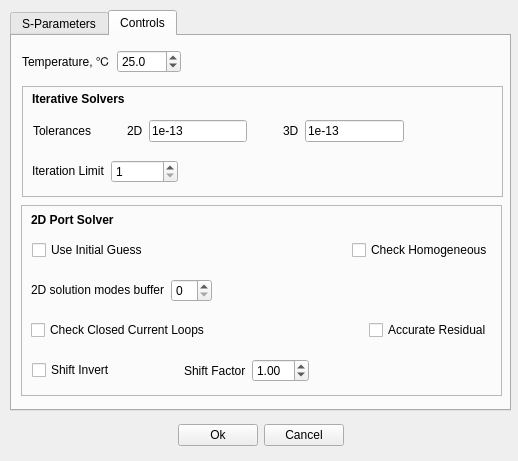
First picture: the form in src/OpenParEMg/SimulateOptions.ui, repository OpenParEM/OpenParEM, before the edit.
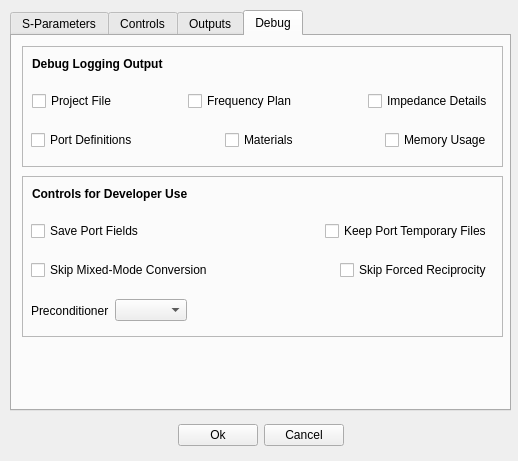
Second picture: the form after the edit. The open tabs and pages were chosen to show the change. Custom widgets are drawn as their Qt base class.

Commit message: first pass at frequency plan form

```diff
--- a/src/OpenParEMg/SimulateOptions.ui
+++ b/src/OpenParEMg/SimulateOptions.ui
@@ -530,6 +530,9 @@
          <property name="singleStep">
           <number>1000</number>
          </property>
+         <property name="value">
+          <number>5000</number>
+         </property>
          <property name="displayIntegerBase">
           <number>10</number>
          </property>
@@ -790,6 +793,550 @@
     <zorder>frame_2</zorder>
     <zorder>horizontalLayoutWidget_5</zorder>
    </widget>
+   <widget class="QWidget" name="tab_2">
+    <attribute name="title">
+     <string>Outputs</string>
+    </attribute>
+    <widget class="QWidget" name="horizontalLayoutWidget_12">
+     <property name="geometry">
+      <rect>
+       <x>9</x>
+       <y>10</y>
+       <width>481</width>
+       <height>31</height>
+      </rect>
+     </property>
+     <layout class="QHBoxLayout" name="horizontalLayout_12">
+      <item>
+       <widget class="QCheckBox" name="saveFields">
+        <property name="toolTip">
+         <string>&lt;html&gt;&lt;head/&gt;&lt;body&gt;&lt;p&gt;Save the 3D vector field results for viewing with ParaView.&lt;/p&gt;&lt;/body&gt;&lt;/html&gt;</string>
+        </property>
+        <property name="text">
+         <string>Save 3D Fields</string>
+        </property>
+       </widget>
+      </item>
+      <item>
+       <spacer name="horizontalSpacer_21">
+        <property name="orientation">
+         <enum>Qt::Orientation::Horizontal</enum>
+        </property>
+        <property name="sizeHint" stdset="0">
+         <size>
+          <width>40</width>
+          <height>20</height>
+         </size>
+        </property>
+       </spacer>
+      </item>
+      <item>
+       <widget class="QCheckBox" name="calculatePoynting">
+        <property name="toolTip">
+         <string>&lt;html&gt;&lt;head/&gt;&lt;body&gt;&lt;p&gt;Calculate the Poynting vector (power flow).&lt;/p&gt;&lt;/body&gt;&lt;/html&gt;</string>
+        </property>
+        <property name="text">
+         <string>Calculate Poynting Vector</string>
+        </property>
+       </widget>
+      </item>
+      <item>
+       <spacer name="horizontalSpacer_24">
+        <property name="orientation">
+         <enum>Qt::Orientation::Horizontal</enum>
+        </property>
+        <property name="sizeHint" stdset="0">
+         <size>
+          <width>40</width>
+          <height>20</height>
+         </size>
+        </property>
+       </spacer>
+      </item>
+      <item>
+       <spacer name="horizontalSpacer_23">
+        <property name="orientation">
+         <enum>Qt::Orientation::Horizontal</enum>
+        </property>
+        <property name="sizeHint" stdset="0">
+         <size>
+          <width>40</width>
+          <height>20</height>
+         </size>
+        </property>
+       </spacer>
+      </item>
+      <item>
+       <spacer name="horizontalSpacer_22">
+        <property name="orientation">
+         <enum>Qt::Orientation::Horizontal</enum>
+        </property>
+        <property name="sizeHint" stdset="0">
+         <size>
+          <width>40</width>
+          <height>20</height>
+         </size>
+        </property>
+       </spacer>
+      </item>
+     </layout>
+    </widget>
+    <widget class="QFrame" name="frame_3">
+     <property name="geometry">
+      <rect>
+       <x>10</x>
+       <y>50</y>
+       <width>481</width>
+       <height>121</height>
+      </rect>
+     </property>
+     <property name="frameShape">
+      <enum>QFrame::Shape::StyledPanel</enum>
+     </property>
+     <property name="frameShadow">
+      <enum>QFrame::Shadow::Raised</enum>
+     </property>
+     <widget class="QLabel" name="label_8">
+      <property name="geometry">
+       <rect>
+        <x>10</x>
+        <y>10</y>
+        <width>201</width>
+        <height>17</height>
+       </rect>
+      </property>
+      <property name="text">
+       <string>&lt;html&gt;&lt;head/&gt;&lt;body&gt;&lt;p&gt;&lt;span style=&quot; font-weight:700;&quot;&gt;Additional Logging Output&lt;/span&gt;&lt;/p&gt;&lt;/body&gt;&lt;/html&gt;</string>
+      </property>
+     </widget>
+     <widget class="QWidget" name="horizontalLayoutWidget_13">
+      <property name="geometry">
+       <rect>
+        <x>10</x>
+        <y>40</y>
+        <width>461</width>
+        <height>31</height>
+       </rect>
+      </property>
+      <layout class="QHBoxLayout" name="horizontalLayout_13">
+       <item alignment="Qt::AlignmentFlag::AlignLeft|Qt::AlignmentFlag::AlignVCenter">
+        <widget class="QCheckBox" name="solverIterations">
+         <property name="toolTip">
+          <string>&lt;html&gt;&lt;head/&gt;&lt;body&gt;&lt;p&gt;Show iterative solver iteration errors and convergence.&lt;/p&gt;&lt;/body&gt;&lt;/html&gt;</string>
+         </property>
+         <property name="text">
+          <string>Solver Iterations</string>
+         </property>
+        </widget>
+       </item>
+       <item alignment="Qt::AlignmentFlag::AlignRight|Qt::AlignmentFlag::AlignVCenter">
+        <widget class="QCheckBox" name="meshRefinement">
+         <property name="toolTip">
+          <string>&lt;html&gt;&lt;head/&gt;&lt;body&gt;&lt;p&gt;Show details about the mesh during adaptive refinement.&lt;/p&gt;&lt;/body&gt;&lt;/html&gt;</string>
+         </property>
+         <property name="text">
+          <string>Mesh Refinement</string>
+         </property>
+        </widget>
+       </item>
+      </layout>
+     </widget>
+     <widget class="QWidget" name="horizontalLayoutWidget_15">
+      <property name="geometry">
+       <rect>
+        <x>10</x>
+        <y>80</y>
+        <width>461</width>
+        <height>31</height>
+       </rect>
+      </property>
+      <layout class="QHBoxLayout" name="horizontalLayout_15">
+       <item alignment="Qt::AlignmentFlag::AlignVCenter">
+        <widget class="QCheckBox" name="showLicense">
+         <property name="toolTip">
+          <string>&lt;html&gt;&lt;head/&gt;&lt;body&gt;&lt;p&gt;Show the software license.&lt;/p&gt;&lt;p&gt;&lt;br/&gt;&lt;/p&gt;&lt;/body&gt;&lt;/html&gt;</string>
+         </property>
+         <property name="text">
+          <string>License</string>
+         </property>
+        </widget>
+       </item>
+       <item alignment="Qt::AlignmentFlag::AlignRight|Qt::AlignmentFlag::AlignVCenter">
+        <widget class="QCheckBox" name="postProcessing">
+         <property name="toolTip">
+          <string>&lt;html&gt;&lt;head/&gt;&lt;body&gt;&lt;p&gt;Show details about the post-processing steps after the eigenvalue solution is found.&lt;/p&gt;&lt;/body&gt;&lt;/html&gt;</string>
+         </property>
+         <property name="text">
+          <string>2D Eigenvalue Post Processing</string>
+         </property>
+        </widget>
+       </item>
+      </layout>
+     </widget>
+    </widget>
+    <widget class="QFrame" name="frame_6">
+     <property name="geometry">
+      <rect>
+       <x>9</x>
+       <y>179</y>
+       <width>481</width>
+       <height>81</height>
+      </rect>
+     </property>
+     <property name="frameShape">
+      <enum>QFrame::Shape::StyledPanel</enum>
+     </property>
+     <property name="frameShadow">
+      <enum>QFrame::Shadow::Raised</enum>
+     </property>
+     <widget class="QLabel" name="label_13">
+      <property name="geometry">
+       <rect>
+        <x>10</x>
+        <y>10</y>
+        <width>221</width>
+        <height>17</height>
+       </rect>
+      </property>
+      <property name="text">
+       <string>&lt;html&gt;&lt;head/&gt;&lt;body&gt;&lt;p&gt;&lt;span style=&quot; font-weight:700;&quot;&gt;Developer Regression Testing&lt;/span&gt;&lt;/p&gt;&lt;/body&gt;&lt;/html&gt;</string>
+      </property>
+     </widget>
+     <widget class="QWidget" name="horizontalLayoutWidget_20">
+      <property name="geometry">
+       <rect>
+        <x>9</x>
+        <y>39</y>
+        <width>461</width>
+        <height>31</height>
+       </rect>
+      </property>
+      <layout class="QHBoxLayout" name="horizontalLayout_20">
+       <item>
+        <widget class="QCheckBox" name="createTestCases">
+         <property name="toolTip">
+          <string>&lt;html&gt;&lt;head/&gt;&lt;body&gt;&lt;p&gt;Create test cases useful for setting up regression testing.&lt;/p&gt;&lt;/body&gt;&lt;/html&gt;</string>
+         </property>
+         <property name="text">
+          <string>Create Test Cases</string>
+         </property>
+        </widget>
+       </item>
+       <item>
+        <widget class="QCheckBox" name="showDetailedCases">
+         <property name="toolTip">
+          <string>&lt;html&gt;&lt;head/&gt;&lt;body&gt;&lt;p&gt;Show detailed information about the test cases when regression testing with the program “process3D”.&lt;/p&gt;&lt;/body&gt;&lt;/html&gt;</string>
+         </property>
+         <property name="text">
+          <string>Show Detailed Cases</string>
+         </property>
+        </widget>
+       </item>
+      </layout>
+     </widget>
+    </widget>
+   </widget>
+   <widget class="QWidget" name="tab_3">
+    <attribute name="title">
+     <string>Debug</string>
+    </attribute>
+    <widget class="QFrame" name="frame_4">
+     <property name="geometry">
+      <rect>
+       <x>10</x>
+       <y>10</y>
+       <width>481</width>
+       <height>121</height>
+      </rect>
+     </property>
+     <property name="frameShape">
+      <enum>QFrame::Shape::StyledPanel</enum>
+     </property>
+     <property name="frameShadow">
+      <enum>QFrame::Shadow::Raised</enum>
+     </property>
+     <widget class="QLabel" name="label_11">
+      <property name="geometry">
+       <rect>
+        <x>10</x>
+        <y>10</y>
+        <width>171</width>
+        <height>17</height>
+       </rect>
+      </property>
+      <property name="text">
+       <string>&lt;html&gt;&lt;head/&gt;&lt;body&gt;&lt;p&gt;&lt;span style=&quot; font-weight:700;&quot;&gt;Debug Logging Output&lt;/span&gt;&lt;/p&gt;&lt;/body&gt;&lt;/html&gt;</string>
+      </property>
+     </widget>
+     <widget class="QWidget" name="horizontalLayoutWidget_17">
+      <property name="geometry">
+       <rect>
+        <x>10</x>
+        <y>40</y>
+        <width>461</width>
+        <height>31</height>
+       </rect>
+      </property>
+      <layout class="QHBoxLayout" name="horizontalLayout_17">
+       <item alignment="Qt::AlignmentFlag::AlignLeft|Qt::AlignmentFlag::AlignVCenter">
+        <widget class="QCheckBox" name="showProjectFile">
+         <property name="toolTip">
+          <string>&lt;html&gt;&lt;head/&gt;&lt;body&gt;&lt;p&gt;Show the full project file.&lt;/p&gt;&lt;/body&gt;&lt;/html&gt;</string>
+         </property>
+         <property name="text">
+          <string>Project File</string>
+         </property>
+        </widget>
+       </item>
+       <item>
+        <spacer name="horizontalSpacer_25">
+         <property name="orientation">
+          <enum>Qt::Orientation::Horizontal</enum>
+         </property>
+         <property name="sizeHint" stdset="0">
+          <size>
+           <width>40</width>
+           <height>20</height>
+          </size>
+         </property>
+        </spacer>
+       </item>
+       <item alignment="Qt::AlignmentFlag::AlignVCenter">
+        <widget class="QCheckBox" name="showFrequencyPlan">
+         <property name="toolTip">
+          <string>&lt;html&gt;&lt;head/&gt;&lt;body&gt;&lt;p&gt;Show the full set of simulation and refinement frequencies.&lt;/p&gt;&lt;/body&gt;&lt;/html&gt;</string>
+         </property>
+         <property name="text">
+          <string>Frequency Plan</string>
+         </property>
+        </widget>
+       </item>
+       <item>
+        <spacer name="horizontalSpacer_26">
+         <property name="orientation">
+          <enum>Qt::Orientation::Horizontal</enum>
+         </property>
+         <property name="sizeHint" stdset="0">
+          <size>
+           <width>40</width>
+           <height>20</height>
+          </size>
+         </property>
+        </spacer>
+       </item>
+       <item alignment="Qt::AlignmentFlag::AlignRight|Qt::AlignmentFlag::AlignVCenter">
+        <widget class="QCheckBox" name="showImpedanceDetails">
+         <property name="toolTip">
+          <string>&lt;html&gt;&lt;head/&gt;&lt;body&gt;&lt;p&gt;Show all voltages, currents, powers, and impedance calculations.&lt;/p&gt;&lt;/body&gt;&lt;/html&gt;</string>
+         </property>
+         <property name="text">
+          <string>Impedance Details</string>
+         </property>
+        </widget>
+       </item>
+      </layout>
+     </widget>
+     <widget class="QWidget" name="horizontalLayoutWidget_14">
+      <property name="geometry">
+       <rect>
+        <x>9</x>
+        <y>79</y>
+        <width>461</width>
+        <height>31</height>
+       </rect>
+      </property>
+      <layout class="QHBoxLayout" name="horizontalLayout_14">
+       <item alignment="Qt::AlignmentFlag::AlignHCenter|Qt::AlignmentFlag::AlignVCenter">
+        <widget class="QCheckBox" name="showPortDefinitions">
+         <property name="toolTip">
+          <string>&lt;html&gt;&lt;head/&gt;&lt;body&gt;&lt;p&gt;Show the setups used for port definitions.&lt;/p&gt;&lt;/body&gt;&lt;/html&gt;</string>
+         </property>
+         <property name="text">
+          <string>Port Definitions</string>
+         </property>
+        </widget>
+       </item>
+       <item>
+        <spacer name="horizontalSpacer_28">
+         <property name="orientation">
+          <enum>Qt::Orientation::Horizontal</enum>
+         </property>
+         <property name="sizeHint" stdset="0">
+          <size>
+           <width>40</width>
+           <height>20</height>
+          </size>
+         </property>
+        </spacer>
+       </item>
+       <item alignment="Qt::AlignmentFlag::AlignVCenter">
+        <widget class="QCheckBox" name="showMaterials">
+         <property name="toolTip">
+          <string>&lt;html&gt;&lt;head/&gt;&lt;body&gt;&lt;p&gt;Show the full set of materials from the material databases.&lt;/p&gt;&lt;/body&gt;&lt;/html&gt;</string>
+         </property>
+         <property name="text">
+          <string>Materials</string>
+         </property>
+        </widget>
+       </item>
+       <item>
+        <spacer name="horizontalSpacer_27">
+         <property name="orientation">
+          <enum>Qt::Orientation::Horizontal</enum>
+         </property>
+         <property name="sizeHint" stdset="0">
+          <size>
+           <width>40</width>
+           <height>20</height>
+          </size>
+         </property>
+        </spacer>
+       </item>
+       <item alignment="Qt::AlignmentFlag::AlignRight|Qt::AlignmentFlag::AlignVCenter">
+        <widget class="QCheckBox" name="showMemoryUsage">
+         <property name="toolTip">
+          <string>&lt;html&gt;&lt;head/&gt;&lt;body&gt;&lt;p&gt;Show memory usage at strategic times.   Not comprehensive.&lt;/p&gt;&lt;/body&gt;&lt;/html&gt;</string>
+         </property>
+         <property name="text">
+          <string>Memory Usage</string>
+         </property>
+        </widget>
+       </item>
+      </layout>
+     </widget>
+    </widget>
+    <widget class="QFrame" name="frame_5">
+     <property name="geometry">
+      <rect>
+       <x>10</x>
+       <y>140</y>
+       <width>481</width>
+       <height>161</height>
+      </rect>
+     </property>
+     <property name="frameShape">
+      <enum>QFrame::Shape::StyledPanel</enum>
+     </property>
+     <property name="frameShadow">
+      <enum>QFrame::Shadow::Raised</enum>
+     </property>
+     <widget class="QLabel" name="label_12">
+      <property name="geometry">
+       <rect>
+        <x>10</x>
+        <y>10</y>
+        <width>201</width>
+        <height>17</height>
+       </rect>
+      </property>
+      <property name="text">
+       <string>&lt;html&gt;&lt;head/&gt;&lt;body&gt;&lt;p&gt;&lt;span style=&quot; font-weight:700;&quot;&gt;Controls for Developer Use&lt;/span&gt;&lt;/p&gt;&lt;/body&gt;&lt;/html&gt;</string>
+      </property>
+     </widget>
+     <widget class="QWidget" name="horizontalLayoutWidget_16">
+      <property name="geometry">
+       <rect>
+        <x>9</x>
+        <y>40</y>
+        <width>461</width>
+        <height>31</height>
+       </rect>
+      </property>
+      <layout class="QHBoxLayout" name="horizontalLayout_16">
+       <item>
+        <widget class="QCheckBox" name="savePortFields">
+         <property name="toolTip">
+          <string>&lt;html&gt;&lt;head/&gt;&lt;body&gt;&lt;p&gt;Show 2D port fields at various points in the 3D calculation for viewing with ParaView. See port.hpp for descriptions of the plot sets.&lt;/p&gt;&lt;/body&gt;&lt;/html&gt;</string>
+         </property>
+         <property name="text">
+          <string>Save Port Fields</string>
+         </property>
+        </widget>
+       </item>
+       <item alignment="Qt::AlignmentFlag::AlignRight|Qt::AlignmentFlag::AlignVCenter">
+        <widget class="QCheckBox" name="keepTempFiles">
+         <property name="toolTip">
+          <string>&lt;html&gt;&lt;head/&gt;&lt;body&gt;&lt;p&gt;Keep the temporary files from the port simulations for the last executed port simulations.&lt;/p&gt;&lt;/body&gt;&lt;/html&gt;</string>
+         </property>
+         <property name="text">
+          <string>Keep Port Temporary Files</string>
+         </property>
+        </widget>
+       </item>
+      </layout>
+     </widget>
+     <widget class="QWidget" name="horizontalLayoutWidget_18">
+      <property name="geometry">
+       <rect>
+        <x>9</x>
+        <y>79</y>
+        <width>461</width>
+        <height>31</height>
+       </rect>
+      </property>
+      <layout class="QHBoxLayout" name="horizontalLayout_18">
+       <item>
+        <widget class="QCheckBox" name="skipMixedModeConversion">
+         <property name="toolTip">
+          <string>&lt;html&gt;&lt;head/&gt;&lt;body&gt;&lt;p&gt;Skip the mixed mode conversion if the setup calls for one using DifferentialPair/EndDifferentialPair blocks.&lt;/p&gt;&lt;/body&gt;&lt;/html&gt;</string>
+         </property>
+         <property name="text">
+          <string>Skip Mixed-Mode Conversion</string>
+         </property>
+        </widget>
+       </item>
+       <item alignment="Qt::AlignmentFlag::AlignRight|Qt::AlignmentFlag::AlignVCenter">
+        <widget class="QCheckBox" name="skipForcedReciprocity">
+         <property name="toolTip">
+          <string>&lt;html&gt;&lt;head/&gt;&lt;body&gt;&lt;p&gt;Skip enforcement of reciprocity on S-parameter matrices.&lt;/p&gt;&lt;/body&gt;&lt;/html&gt;</string>
+         </property>
+         <property name="text">
+          <string>Skip Forced Reciprocity</string>
+         </property>
+        </widget>
+       </item>
+      </layout>
+     </widget>
+     <widget class="QWidget" name="horizontalLayoutWidget_19">
+      <property name="geometry">
+       <rect>
+        <x>9</x>
+        <y>119</y>
+        <width>461</width>
+        <height>31</height>
+       </rect>
+      </property>
+      <layout class="QHBoxLayout" name="horizontalLayout_19">
+       <item>
+        <widget class="QLabel" name="preconditionerLabel">
+         <property name="toolTip">
+          <string>&lt;html&gt;&lt;head/&gt;&lt;body&gt;&lt;p&gt;Select the pre-conditioner to use for adaptive mesh refinement mesh error calculation.  Select &amp;quot;Diagnoal&amp;quot; for the preconditioner used in OpenParEM3D Version 1.0.&lt;/p&gt;&lt;/body&gt;&lt;/html&gt;</string>
+         </property>
+         <property name="text">
+          <string>Preconditioner</string>
+         </property>
+        </widget>
+       </item>
+       <item>
+        <widget class="QComboBox" name="preconditioner"/>
+       </item>
+       <item>
+        <spacer name="horizontalSpacer_29">
+         <property name="orientation">
+          <enum>Qt::Orientation::Horizontal</enum>
+         </property>
+         <property name="sizeHint" stdset="0">
+          <size>
+           <width>40</width>
+           <height>20</height>
+          </size>
+         </property>
+        </spacer>
+       </item>
+      </layout>
+     </widget>
+    </widget>
+   </widget>
   </widget>
   <zorder>simulateOptionsTab</zorder>
   <zorder>horizontalLayoutWidget_3</zorder>
```
Left out of the diff: 2 changed lines with no effect on the pictures. The commit also changes 5 other files.
